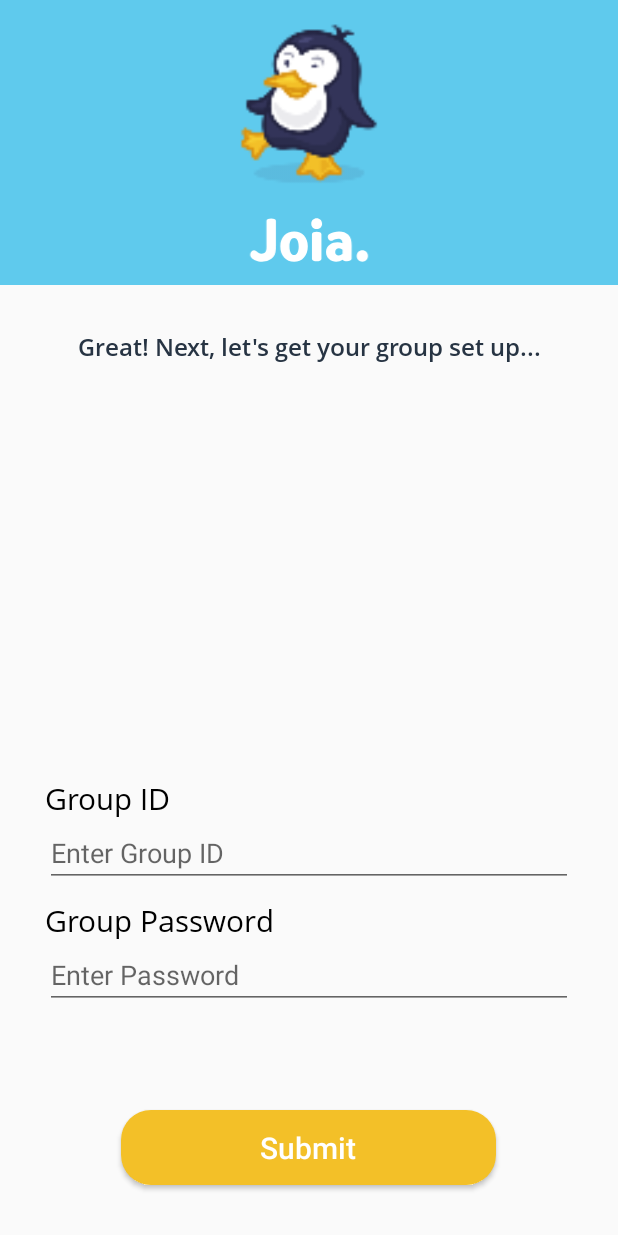
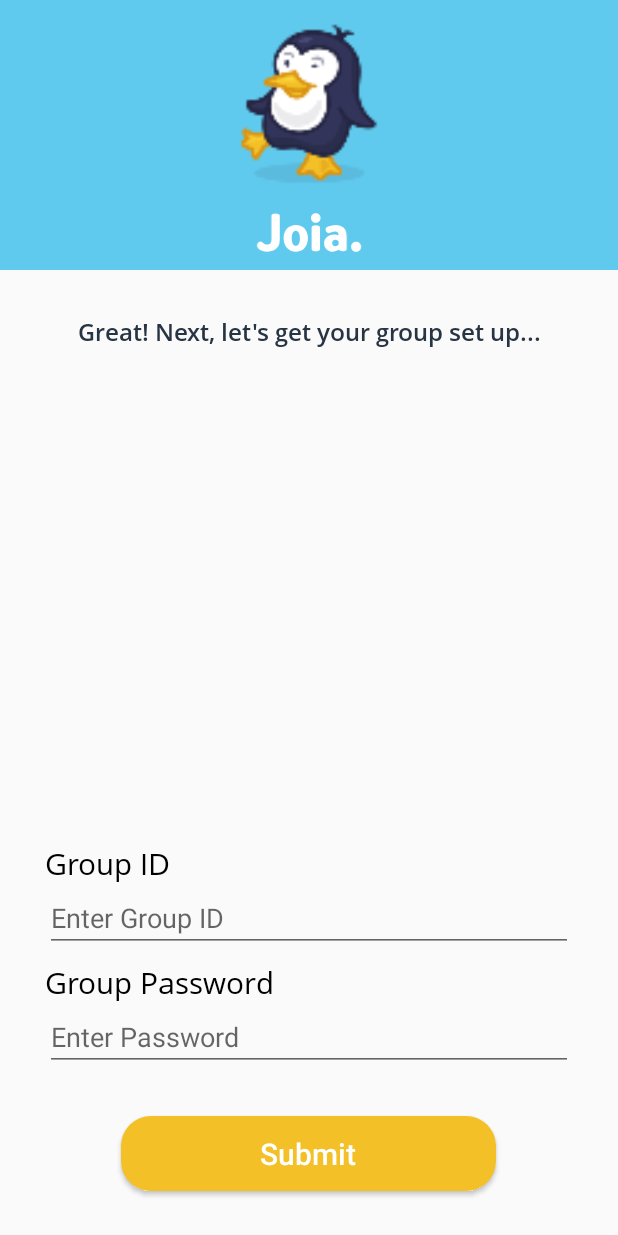
Before and after one commit to JoiaApp/joia_android, an Android app: the RegisterActivity screen opened directly, with no data from a screen before it, after a tap on "Join a Group", on a phone screen of 412 x 824 dp. Run offline under Robolectric (Android 15) with nearby library versions, the light colour scheme and no system bars; our stand-ins replace Volley; network calls fail.

Commit message:
Created SoftKeyboardVisibilityHandler utility class to handle the hiding of elements when the soft keyboard is visible.  Made Opal hidden while editing fields during registration.  This involved reorganizing some views and changing some spacing to give enough room for all fields to be displayed.

```diff
--- a/app/src/main/AndroidManifest.xml
+++ b/app/src/main/AndroidManifest.xml
@@ -27,6 +27,7 @@
         </activity>
         <activity
             android:name=".RegisterActivity"
+            android:windowSoftInputMode="adjustResize"
             android:screenOrientation="portrait">
         </activity>
         <activity
--- a/app/src/main/java/com/joiaapp/joia/MainActivity.java
+++ b/app/src/main/java/com/joiaapp/joia/MainActivity.java
@@ -234,8 +234,8 @@ public class MainActivity extends AppCompatActivity implements ViewPager.OnPageC
         tabLayout.getTabAt(WRITE_PAGE).select();
     }
 
-    public void setTabLayoutHidden(boolean hidden) {
-        tabLayout.setVisibility(hidden ? View.GONE : View.VISIBLE);
+    public TabLayout getTabLayout() {
+        return tabLayout;
     }
 
     /**
--- a/app/src/main/java/com/joiaapp/joia/RegisterActivity.java
+++ b/app/src/main/java/com/joiaapp/joia/RegisterActivity.java
@@ -15,6 +15,9 @@ import com.joiaapp.joia.dto.Group;
 import com.joiaapp.joia.dto.User;
 import com.joiaapp.joia.service.ServiceFactory;
 import com.joiaapp.joia.service.UserService;
+import com.joiaapp.joia.util.SoftKeyboardVisibilityHandler;
+
+import java.util.Arrays;
 
 import static com.joiaapp.joia.FieldHelper.emptyTextFieldCheck;
 import static com.joiaapp.joia.FieldHelper.getFieldText;
@@ -60,7 +63,6 @@ public class RegisterActivity extends Activity implements View.OnClickListener {
 
         vfRegister = (ViewFlipper) findViewById(R.id.vfRegister);
 
-        //TODO: create a separate activity for choosing? and remove register__choose_group.xml from register__all.xml
         // register__choose_group.xml
         vgChooseGroup = (ViewGroup) findViewById(R.id.loChooseGroup);
         btnJoinAGroup = (Button) vgChooseGroup.findViewById(R.id.btnJoinAGroup);
@@ -88,6 +90,15 @@ public class RegisterActivity extends Activity implements View.OnClickListener {
         etCreateGroupName = (EditText) vgCreateGroup.findViewById(R.id.etGroupName);
         btnSubmitCreateGroup = (Button) vgCreateGroup.findViewById(R.id.btnSubmitCreateGroup);
         btnSubmitCreateGroup.setOnClickListener(this);
+
+        View llRegisterAll = findViewById(R.id.llRegisterAll);
+        SoftKeyboardVisibilityHandler.hideWhenKeyboardVisible(llRegisterAll, Arrays.asList(
+                findViewById(R.id.ivOpalHeader),
+                findViewById(R.id.tvChooseGroupExplanation),
+                findViewById(R.id.tvCreateGroupExplanation),
+                findViewById(R.id.tvCreateUserExplanation),
+                findViewById(R.id.tvJoinGroupExplanation)
+        ));
     }
 
     @Override
--- /dev/null
+++ b/app/src/main/java/com/joiaapp/joia/util/SoftKeyboardVisibilityHandler.java
@@ -0,0 +1,37 @@
+package com.joiaapp.joia.util;
+
+import android.graphics.Rect;
+import android.view.View;
+import android.view.ViewTreeObserver;
+
+import java.util.Collection;
+import java.util.Collections;
+
+/**
+ * Created by arnell on 8/4/2017.
+ * Copyright 2017 Joia. All rights reserved.
+ */
+
+public class SoftKeyboardVisibilityHandler {
+
+    static public void hideWhenKeyboardVisible(final View rootView, final Collection<View> viewsToHide) {
+        rootView.getViewTreeObserver().addOnGlobalLayoutListener(new ViewTreeObserver.OnGlobalLayoutListener() {
+            @Override
+            public void onGlobalLayout() {
+                Rect r = new Rect();
+                rootView.getWindowVisibleDisplayFrame(r);
+
+                int heightDiff = rootView.getRootView().getHeight() - (r.bottom - r.top);
+                boolean shouldHide = heightDiff > 100;
+                for (View view : viewsToHide) {
+                    view.setVisibility(shouldHide ? View.GONE : View.VISIBLE);
+                }
+            }
+        });
+    }
+
+    static public void hideWhenKeyboardVisible(final View rootView, final View viewToHide) {
+        hideWhenKeyboardVisible(rootView, Collections.singletonList(viewToHide));
+
+    }
+}
--- a/app/src/main/res/layout/opal_header.xml
+++ b/app/src/main/res/layout/opal_header.xml
@@ -18,10 +18,10 @@
     <ImageView
         android:id="@+id/ivJoiaText"
         android:layout_width="match_parent"
-        android:layout_height="60dp"
+        android:layout_height="50dp"
         android:background="@color/registerHeader"
-        android:paddingBottom="10dp"
-        android:paddingTop="10dp"
+        android:paddingBottom="7dp"
+        android:paddingTop="7dp"
         android:src="@drawable/joia_logotype_svg"
         android:tint="@color/white"/>
 
--- a/app/src/main/res/layout/register__all.xml
+++ b/app/src/main/res/layout/register__all.xml
@@ -1,11 +1,32 @@
 <?xml version="1.0" encoding="utf-8"?>
-<ViewFlipper xmlns:android="http://schemas.android.com/apk/res/android"
-             android:id="@+id/vfRegister"
-             android:layout_width="match_parent"
-             android:layout_height="match_parent">
+<LinearLayout xmlns:android="http://schemas.android.com/apk/res/android"
+              android:id="@+id/llRegisterAll"
+              android:layout_width="match_parent"
+              android:layout_height="match_parent"
+              android:orientation="vertical">
 
-    <include android:id="@+id/loChooseGroup" layout="@layout/register__choose_group"/>
-    <include android:id="@+id/loJoinGroup" layout="@layout/register__join_group"/>
-    <include android:id="@+id/loCreateUser" layout="@layout/register__create_user"/>
-    <include android:id="@+id/loCreateGroup" layout="@layout/register__create_group"/>
-</ViewFlipper>
+    <include layout="@layout/opal_header"/>
+
+    <ViewFlipper xmlns:android="http://schemas.android.com/apk/res/android"
+                 android:id="@+id/vfRegister"
+                 android:layout_width="match_parent"
+                 android:layout_height="wrap_content">
+
+
+        <include
+            android:id="@+id/loChooseGroup"
+            layout="@layout/register__choose_group"/>
+
+        <include
+            android:id="@+id/loJoinGroup"
+            layout="@layout/register__join_group"/>
+
+        <include
+            android:id="@+id/loCreateUser"
+            layout="@layout/register__create_user"/>
+
+        <include
+            android:id="@+id/loCreateGroup"
+            layout="@layout/register__create_group"/>
+    </ViewFlipper>
+</LinearLayout>
--- a/app/src/main/res/layout/register__choose_group.xml
+++ b/app/src/main/res/layout/register__choose_group.xml
@@ -5,9 +5,8 @@
               android:gravity="center_horizontal"
               android:orientation="vertical">
 
-    <include layout="@layout/opal_header"/>
-
     <com.joiaapp.joia.CustomFontTextView
+        android:id="@+id/tvChooseGroupExplanation"
         style="@style/RegisterExplanation"
         android:text="Welcome to Joia, let's begin with your group..."/>
 
--- a/app/src/main/res/layout/register__join_group.xml
+++ b/app/src/main/res/layout/register__join_group.xml
@@ -1,18 +1,13 @@
 <?xml version="1.0" encoding="utf-8"?>
 <RelativeLayout xmlns:android="http://schemas.android.com/apk/res/android"
-                android:id="@+id/rlRegisterSignIn"
+                android:id="@+id/rlRegisterJoin"
                 android:layout_width="match_parent"
                 android:layout_height="match_parent"
                 android:layout_alignParentBottom="true">
 
-    <include
-        android:id="@+id/ivOpalHeader"
-        layout="@layout/opal_header"/>
-
     <com.joiaapp.joia.CustomFontTextView
+        android:id="@+id/tvJoinGroupExplanation"
         style="@style/RegisterExplanation"
-
-        android:layout_below="@+id/ivOpalHeader"
         android:text="Great! Next, let's get your group set up..."/>
 
     <com.joiaapp.joia.CustomFontTextView
@@ -30,7 +25,7 @@
         android:layout_height="wrap_content"
         android:layout_above="@+id/tvGroupPassword"
         android:layout_centerHorizontal="true"
-        android:layout_marginBottom="8dp"
+        android:layout_marginBottom="@dimen/editTextBottomMargin"
         android:ems="10"
         android:hint="Enter Group ID"
         android:inputType="text"/>
@@ -50,7 +45,6 @@
         android:layout_height="wrap_content"
         android:layout_above="@+id/btnSubmitJoinGroup"
         android:layout_centerHorizontal="true"
-        android:layout_marginBottom="47dp"
         android:ems="10"
         android:hint="Enter Password"
         android:inputType="text"/>
@@ -60,8 +54,8 @@
         style="@style/OrangeButton"
         android:layout_alignParentBottom="true"
         android:layout_centerHorizontal="true"
-        android:layout_marginBottom="34dp"
-        android:layout_marginTop="20dp"
+        android:layout_marginBottom="@dimen/buttonMarginBottom"
+        android:layout_marginTop="@dimen/buttonMarginTop"
         android:text="Submit"/>
 
 </RelativeLayout>
--- /dev/null
+++ b/app/src/main/res/values/spacing.xml
@@ -0,0 +1,6 @@
+<?xml version="1.0" encoding="utf-8"?>
+<resources>
+    <dimen name="editTextBottomMargin">6dp</dimen>
+    <dimen name="buttonMarginTop">30dp</dimen>
+    <dimen name="buttonMarginBottom">30dp</dimen>
+</resources>
```
Also changed, not shown: app/src/main/java/com/joiaapp/joia/SignInActivity.java (+3 -20 lines), app/src/main/java/com/joiaapp/joia/write/WriteFragment.java (+3 -12 lines), app/src/main/res/layout/register__create_group.xml (+3 -10 lines), app/src/main/res/layout/register__create_user.xml (+5 -10 lines), app/src/main/res/layout/register__sign_in.xml (+3 -5 lines).
